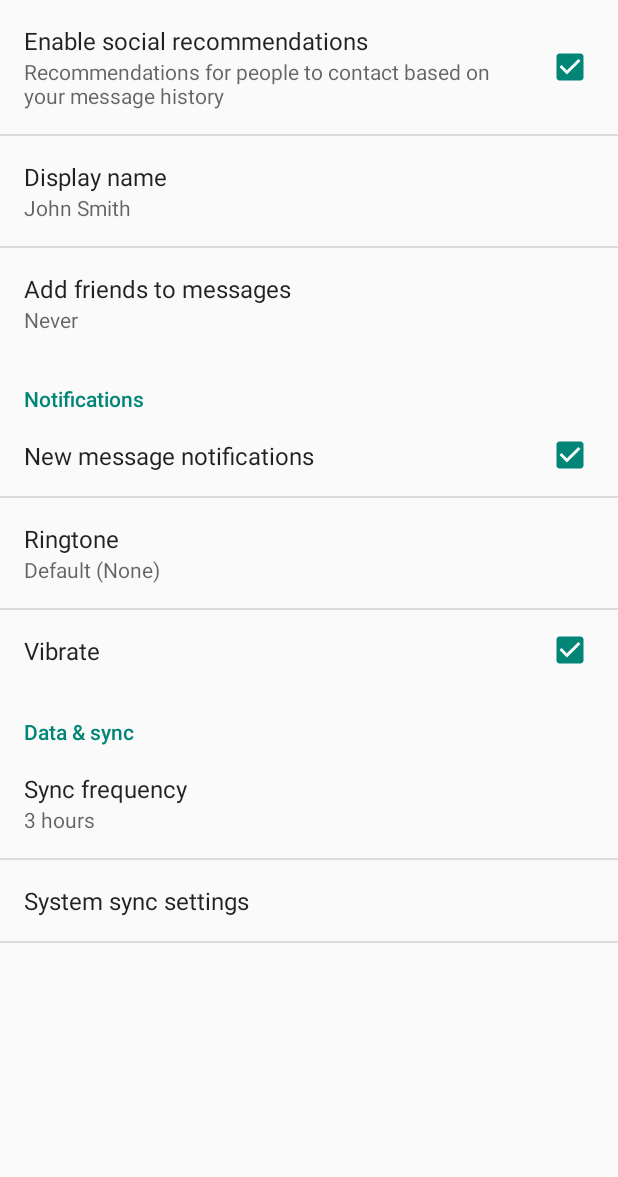
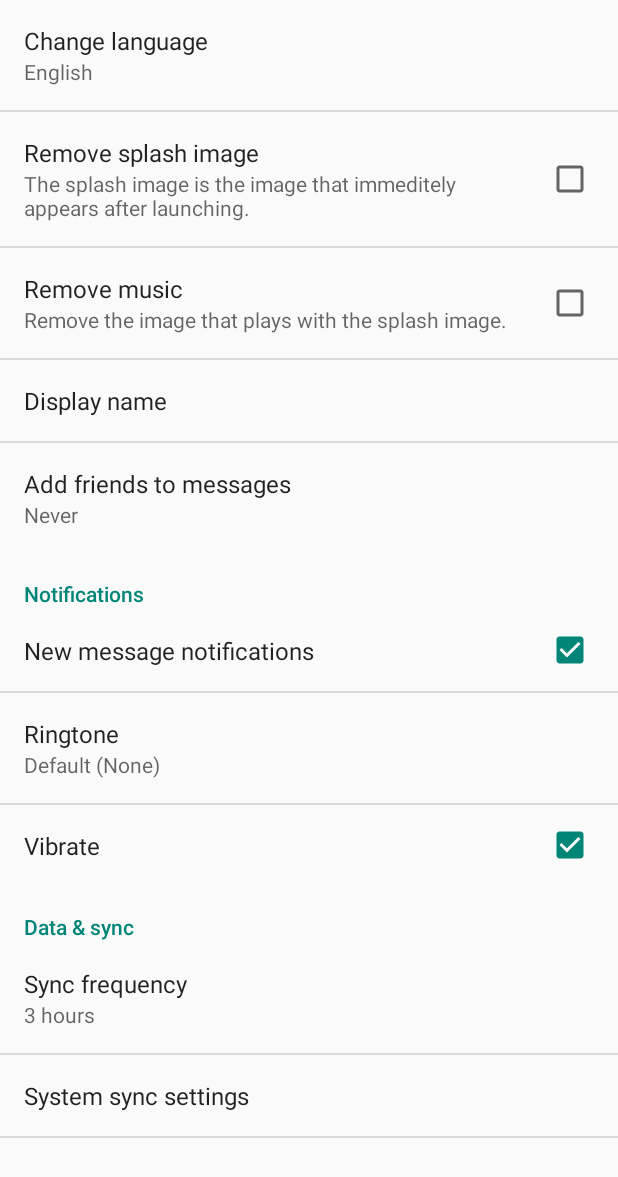
Before and after one commit to Videl/Curiosity-Project, an Android app: the SettingsActivity screen opened directly, with no data from a screen before it, on a phone screen of 412 x 824 dp. Shown: the top 1177 px of the screen. Run offline under Robolectric (Android 15) with nearby library versions, the phone set to English and light mode, and no system bars.

Commit message:
Fixed ActionBar bug and starting editing settings.

```diff
--- a/CuriosityApplication/app/src/debug/res/values-w820dp/dimens.xml
+++ /dev/null
@@ -1,6 +0,0 @@
-<resources>
-    <!-- Example customization of dimensions originally defined in res/values/dimens.xml
-         (such as screen margins) for screens with more than 820dp of available width. This
-         would include 7" and 10" devices in landscape (~960dp and ~1280dp respectively). -->
-    <dimen name="activity_horizontal_margin">64dp</dimen>
-</resources>
--- a/CuriosityApplication/app/src/debug/res/values/dimens.xml
+++ /dev/null
@@ -1,5 +0,0 @@
-<resources>
-    <!-- Default screen margins, per the Android Design guidelines. -->
-    <dimen name="activity_horizontal_margin">16dp</dimen>
-    <dimen name="activity_vertical_margin">16dp</dimen>
-</resources>
--- a/CuriosityApplication/app/src/main/AndroidManifest.xml
+++ b/CuriosityApplication/app/src/main/AndroidManifest.xml
@@ -28,9 +28,6 @@
             android:name=".SettingsActivity"
             android:label="@string/title_activity_settings"
             android:parentActivityName=".MainActivity" >
-            <meta-data
-                android:name="android.support.PARENT_ACTIVITY"
-                android:value="org.fslhome.videl.curiosityapplication.MainActivity" />
         </activity>
     </application>
 
--- a/CuriosityApplication/app/src/main/java/org/fslhome/videl/curiosityapplication/MainActivity.java
+++ b/CuriosityApplication/app/src/main/java/org/fslhome/videl/curiosityapplication/MainActivity.java
@@ -59,6 +59,7 @@ public class MainActivity extends ActionBarActivity {
         if (id == R.id.action_settings) {
             Intent myIntent = new Intent(this, SettingsActivity.class);
             startActivity(myIntent);
+            return true;
         }
 
         return super.onOptionsItemSelected(item);
--- a/CuriosityApplication/app/src/main/java/org/fslhome/videl/curiosityapplication/SettingsActivity.java
+++ b/CuriosityApplication/app/src/main/java/org/fslhome/videl/curiosityapplication/SettingsActivity.java
@@ -15,9 +15,11 @@ import android.preference.PreferenceCategory;
 import android.preference.PreferenceFragment;
 import android.preference.PreferenceManager;
 import android.preference.RingtonePreference;
+import android.support.v7.app.ActionBarActivity;
 import android.text.TextUtils;
 import android.view.MenuItem;
 import android.support.v4.app.NavUtils;
+import android.view.Window;
 
 
 import java.util.List;
@@ -45,18 +47,6 @@ public class SettingsActivity extends PreferenceActivity {
     @Override
     protected void onCreate(Bundle savedInstanceState) {
         super.onCreate(savedInstanceState);
-        setupActionBar();
-    }
-
-    /**
-     * Set up the {@link android.app.ActionBar}, if the API is available.
-     */
-    @TargetApi(Build.VERSION_CODES.HONEYCOMB)
-    private void setupActionBar() {
-        if (Build.VERSION.SDK_INT >= Build.VERSION_CODES.HONEYCOMB) {
-            // Show the Up button in the action bar.
-            //getActionBar().setDisplayHomeAsUpEnabled(true);
-        }
     }
 
     @Override
@@ -116,7 +106,7 @@ public class SettingsActivity extends PreferenceActivity {
         // Bind the summaries of EditText/List/Dialog/Ringtone preferences to
         // their values. When their values change, their summaries are updated
         // to reflect the new value, per the Android Design guidelines.
-        bindPreferenceSummaryToValue(findPreference("example_text"));
+        bindPreferenceSummaryToValue(findPreference("general_language_dialog"));
         bindPreferenceSummaryToValue(findPreference("example_list"));
         bindPreferenceSummaryToValue(findPreference("notifications_new_message_ringtone"));
         bindPreferenceSummaryToValue(findPreference("sync_frequency"));
@@ -251,7 +241,7 @@ public class SettingsActivity extends PreferenceActivity {
             // to their values. When their values change, their summaries are
             // updated to reflect the new value, per the Android Design
             // guidelines.
-            bindPreferenceSummaryToValue(findPreference("example_text"));
+            bindPreferenceSummaryToValue(findPreference("general_language_dialog"));
             bindPreferenceSummaryToValue(findPreference("example_list"));
         }
     }
--- a/CuriosityApplication/app/src/main/res/values/strings_activity_settings.xml
+++ b/CuriosityApplication/app/src/main/res/values/strings_activity_settings.xml
@@ -1,5 +1,6 @@
 <resources>
     <string name="title_activity_settings">Settings</string>
+    <string name="pref_general_language">Change language</string>
 
     <!-- Strings related to Settings -->
 
@@ -15,6 +16,18 @@
     <string name="pref_default_display_name">John Smith</string>
 
     <string name="pref_title_add_friends_to_messages">Add friends to messages</string>
+    <string-array name="pref_language_dialog_list_titles">
+        <item>English</item>
+        <item>French</item>
+        <item>Portuguese</item>
+        <item>Russian</item>
+    </string-array>
+    <string-array name="pref_language_dialog_list_values">
+        <item>-1</item>
+        <item>0</item>
+        <item>1</item>
+        <item>2</item>
+    </string-array>
     <string-array name="pref_example_list_titles">
         <item>Always</item>
         <item>When possible</item>
@@ -58,4 +71,9 @@
     <string name="pref_ringtone_silent">Silent</string>
 
     <string name="pref_title_vibrate">Vibrate</string>
+    <string name="pref_general_language_summary">Switch the application\'s language.</string>
+    <string name="pref_general_splash">Remove splash image</string>
+    <string name="pref_general_splash_summary">The splash image is the image that immeditely appears after launching.</string>
+    <string name="pref_general_boot_sound">Remove music</string>
+    <string name="pref_general_boot_sound_summary">Remove the image that plays with the splash image.</string>
 </resources>
--- a/CuriosityApplication/app/src/main/res/xml/pref_general.xml
+++ b/CuriosityApplication/app/src/main/res/xml/pref_general.xml
@@ -1,13 +1,33 @@
 <PreferenceScreen xmlns:android="http://schemas.android.com/apk/res/android">
 
+
+    <ListPreference
+        android:key="general_language_dialog"
+        android:title="@string/pref_general_language"
+        android:defaultValue="-1"
+        android:entries="@array/pref_language_dialog_list_titles"
+        android:entryValues="@array/pref_language_dialog_list_values"
+        android:negativeButtonText="@null"
+        android:positiveButtonText="@null"
+        />
+
     <CheckBoxPreference
-        android:key="example_checkbox"
-        android:title="@string/pref_title_social_recommendations"
-        android:summary="@string/pref_description_social_recommendations"
-        android:defaultValue="true" />
+        android:key="general_splash_checkbox"
+        android:title="@string/pref_general_splash"
+        android:summary="@string/pref_general_splash_summary"
+        android:defaultValue="false"
+        />
+
+    <CheckBoxPreference
+        android:key="general_boot_sound_checkbox"
+        android:title="@string/pref_general_boot_sound"
+        android:summary="@string/pref_general_boot_sound_summary"
+        android:defaultValue="false"
+        />
 
     <!-- NOTE: EditTextPreference accepts EditText attributes. -->
     <!-- NOTE: EditTextPreference's summary should be set to its value by the activity code. -->
+
     <EditTextPreference
         android:key="example_text"
         android:title="@string/pref_title_display_name"
@@ -18,9 +38,11 @@
         android:singleLine="true"
         android:maxLines="1" />
 
+
     <!-- NOTE: Hide buttons to simplify the UI. Users can touch outside the dialog to
          dismiss it. -->
     <!-- NOTE: ListPreference's summary should be set to its value by the activity code. -->
+
     <ListPreference
         android:key="example_list"
         android:title="@string/pref_title_add_friends_to_messages"
@@ -30,4 +52,5 @@
         android:negativeButtonText="@null"
         android:positiveButtonText="@null" />
 
+
 </PreferenceScreen>
```
Also changed, not shown: CuriosityApplication/app/src/debug/res/values/strings.xml (deleted, +0 -7 lines).
